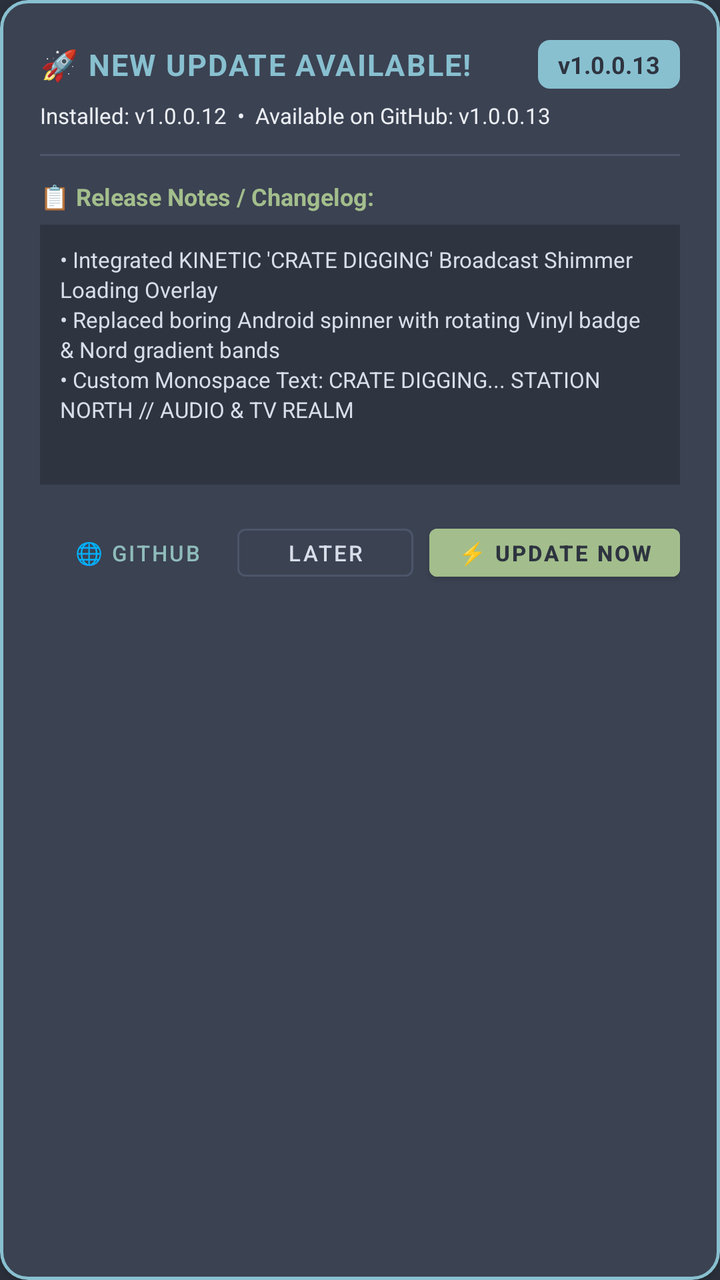
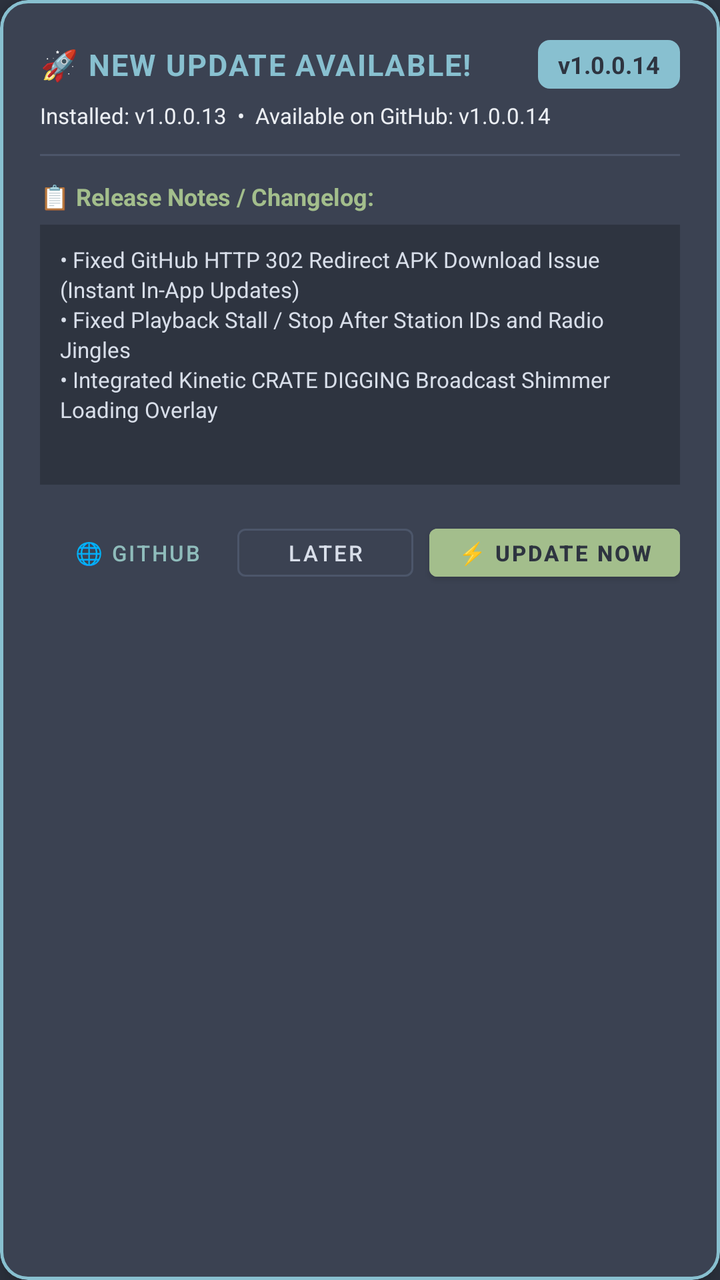

Before-and-after screenshots of an Android layout around one commit, followed by the original layout XML and the change that was made.
<!-- AndroidManifest.xml: application theme Theme.SNfetchPLAYER -->
<!-- res/layout/dialog_app_update.xml -->
<?xml version="1.0" encoding="utf-8"?>
<com.google.android.material.card.MaterialCardView xmlns:android="http://schemas.android.com/apk/res/android"
    xmlns:app="http://schemas.android.com/apk/res-auto"
    android:layout_width="match_parent"
    android:layout_height="wrap_content"
    android:layout_margin="16dp"
    app:cardBackgroundColor="@color/nord1"
    app:cardCornerRadius="14dp"
    app:cardElevation="8dp"
    app:strokeColor="@color/nord8"
    app:strokeWidth="1.5dp">

    <LinearLayout
        android:layout_width="match_parent"
        android:layout_height="wrap_content"
        android:orientation="vertical"
        android:padding="20dp">

        
        <LinearLayout
            android:layout_width="match_parent"
            android:layout_height="wrap_content"
            android:gravity="center_vertical"
            android:orientation="horizontal">

            <TextView
                android:layout_width="0dp"
                android:layout_height="wrap_content"
                android:layout_weight="1"
                android:letterSpacing="0.05"
                android:text="🚀 NEW UPDATE AVAILABLE!"
                android:textColor="@color/nord8"
                android:textSize="15sp"
                android:textStyle="bold" />

            <TextView
                android:id="@+id/tvNewVersionBadge"
                android:layout_width="wrap_content"
                android:layout_height="wrap_content"
                android:background="@drawable/badge_update_bg"
                android:paddingHorizontal="10dp"
                android:paddingVertical="4dp"
                android:text="v1.0.0.13"
                android:textColor="@color/nord0"
                android:textSize="12sp"
                android:textStyle="bold" />
        </LinearLayout>

        
        <TextView
            android:id="@+id/tvUpdateVersionSub"
            android:layout_width="match_parent"
            android:layout_height="wrap_content"
            android:layout_marginTop="6dp"
            android:text="Installed: v1.0.0.12  •  Available on GitHub: v1.0.0.13"
            android:textColor="@color/nord6"
            android:textSize="11sp" />

        
        <View
            android:layout_width="match_parent"
            android:layout_height="1dp"
            android:layout_marginVertical="12dp"
            android:background="@color/nord3" />

        <TextView
            android:layout_width="wrap_content"
            android:layout_height="wrap_content"
            android:text="📋 Release Notes / Changelog:"
            android:textColor="@color/nord14"
            android:textSize="12sp"
            android:textStyle="bold" />

        
        <androidx.core.widget.NestedScrollView
            android:layout_width="match_parent"
            android:layout_height="130dp"
            android:layout_marginTop="6dp"
            android:background="@color/nord0"
            android:padding="10dp">

            <TextView
                android:id="@+id/tvUpdateChangelog"
                android:layout_width="match_parent"
                android:layout_height="wrap_content"
                android:fontFamily="sans-serif"
                android:lineSpacingExtra="2dp"
                android:text="• Integrated KINETIC 'CRATE DIGGING' Broadcast Shimmer Loading Overlay\n• Replaced boring Android spinner with rotating Vinyl badge &amp; Nord gradient bands\n• Custom Monospace Text: CRATE DIGGING... STATION NORTH // AUDIO &amp; TV REALM"
                android:textColor="@color/nord4"
                android:textSize="11sp" />
        </androidx.core.widget.NestedScrollView>

        
        <LinearLayout
            android:id="@+id/layoutDownloadProgress"
            android:layout_width="match_parent"
            android:layout_height="wrap_content"
            android:layout_marginTop="12dp"
            android:orientation="vertical"
            android:visibility="gone">

            <ProgressBar
                android:id="@+id/pbDownloadProgress"
                style="?android:attr/progressBarStyleHorizontal"
                android:layout_width="match_parent"
                android:layout_height="8dp"
                android:max="100"
                android:progress="0"
                android:progressTint="@color/nord14" />

            <TextView
                android:id="@+id/tvDownloadProgressStatus"
                android:layout_width="match_parent"
                android:layout_height="wrap_content"
                android:layout_marginTop="4dp"
                android:gravity="center_horizontal"
                android:text="Downloading APK... 0%"
                android:textColor="@color/nord14"
                android:textSize="11sp" />
        </LinearLayout>

        
        <LinearLayout
            android:layout_width="match_parent"
            android:layout_height="wrap_content"
            android:layout_marginTop="16dp"
            android:gravity="end"
            android:orientation="horizontal">

            <com.google.android.material.button.MaterialButton
                android:id="@+id/btnOpenGitHub"
                style="@style/Widget.MaterialComponents.Button.TextButton"
                android:layout_width="wrap_content"
                android:layout_height="36dp"
                android:paddingHorizontal="10dp"
                android:text="🌐 GitHub"
                android:textColor="@color/nord7"
                android:textSize="11sp" />

            <com.google.android.material.button.MaterialButton
                android:id="@+id/btnLaterUpdate"
                style="@style/Widget.MaterialComponents.Button.OutlinedButton"
                android:layout_width="wrap_content"
                android:layout_height="36dp"
                android:layout_marginStart="6dp"
                android:paddingHorizontal="12dp"
                android:text="LATER"
                android:textColor="@color/nord4"
                android:textSize="11sp"
                app:strokeColor="@color/nord3"
                app:strokeWidth="1dp" />

            <com.google.android.material.button.MaterialButton
                android:id="@+id/btnDownloadUpdate"
                android:layout_width="wrap_content"
                android:layout_height="36dp"
                android:layout_marginStart="8dp"
                android:backgroundTint="@color/nord14"
                android:paddingHorizontal="14dp"
                android:text="⚡ UPDATE NOW"
                android:textColor="@color/nord0"
                android:textSize="11sp"
                android:textStyle="bold" />
        </LinearLayout>

    </LinearLayout>
</com.google.android.material.card.MaterialCardView>
<!-- resources referenced by this layout -->
<resources>
  <color name="nord0">#2E3440</color>
  <color name="nord1">#3B4252</color>
  <color name="nord14">#A3BE8C</color>
  <color name="nord3">#4C566A</color>
  <color name="nord4">#D8DEE9</color>
  <color name="nord6">#ECEFF4</color>
  <color name="nord7">#8FBCBB</color>
  <color name="nord8">#88C0D0</color>
  <!-- drawable badge_update_bg (drawable) -->
  <?xml version="1.0" encoding="utf-8"?>
  <shape xmlns:android="http://schemas.android.com/apk/res/android"
      android:shape="rectangle">
      <solid android:color="@color/nord8" />
      <corners android:radius="6dp" />
  </shape>
  <style name="Theme.SNfetchPLAYER" parent="Theme.MaterialComponents.DayNight.NoActionBar">
          <item name="colorPrimary">@color/nord8</item>
          <item name="colorPrimaryVariant">@color/nord10</item>
          <item name="colorOnPrimary">@color/nord0</item>
          <item name="colorSecondary">@color/nord7</item>
          <item name="colorSecondaryVariant">@color/nord9</item>
          <item name="colorOnSecondary">@color/nord0</item>
          <item name="android:statusBarColor">@color/nord0</item>
          <item name="android:navigationBarColor">@color/nord0</item>
          <item name="android:windowBackground">@color/nord0</item>
      </style>
  <color name="nord10">#5E81AC</color>
  <color name="nord9">#81A1C1</color>
</resources>

<!-- the commit's change to res/layout/dialog_app_update.xml (unified diff, before → after) -->
@@ -40,7 +40,7 @@
                 android:background="@drawable/badge_update_bg"
                 android:paddingHorizontal="10dp"
                 android:paddingVertical="4dp"
-                android:text="v1.0.0.13"
+                android:text="v1.0.0.14"
                 android:textColor="@color/nord0"
                 android:textSize="12sp"
                 android:textStyle="bold" />
@@ -52,7 +52,7 @@
             android:layout_width="match_parent"
             android:layout_height="wrap_content"
             android:layout_marginTop="6dp"
-            android:text="Installed: v1.0.0.12  •  Available on GitHub: v1.0.0.13"
+            android:text="Installed: v1.0.0.13  •  Available on GitHub: v1.0.0.14"
             android:textColor="@color/nord6"
             android:textSize="11sp" />
 
@@ -85,7 +85,7 @@
                 android:layout_height="wrap_content"
                 android:fontFamily="sans-serif"
                 android:lineSpacingExtra="2dp"
-                android:text="• Integrated KINETIC 'CRATE DIGGING' Broadcast Shimmer Loading Overlay\n• Replaced boring Android spinner with rotating Vinyl badge &amp; Nord gradient bands\n• Custom Monospace Text: CRATE DIGGING... STATION NORTH // AUDIO &amp; TV REALM"
+                android:text="• Fixed GitHub HTTP 302 Redirect APK Download Issue (Instant In-App Updates)\n• Fixed Playback Stall / Stop After Station IDs and Radio Jingles\n• Integrated Kinetic CRATE DIGGING Broadcast Shimmer Loading Overlay"
                 android:textColor="@color/nord4"
                 android:textSize="11sp" />
         </androidx.core.widget.NestedScrollView>
